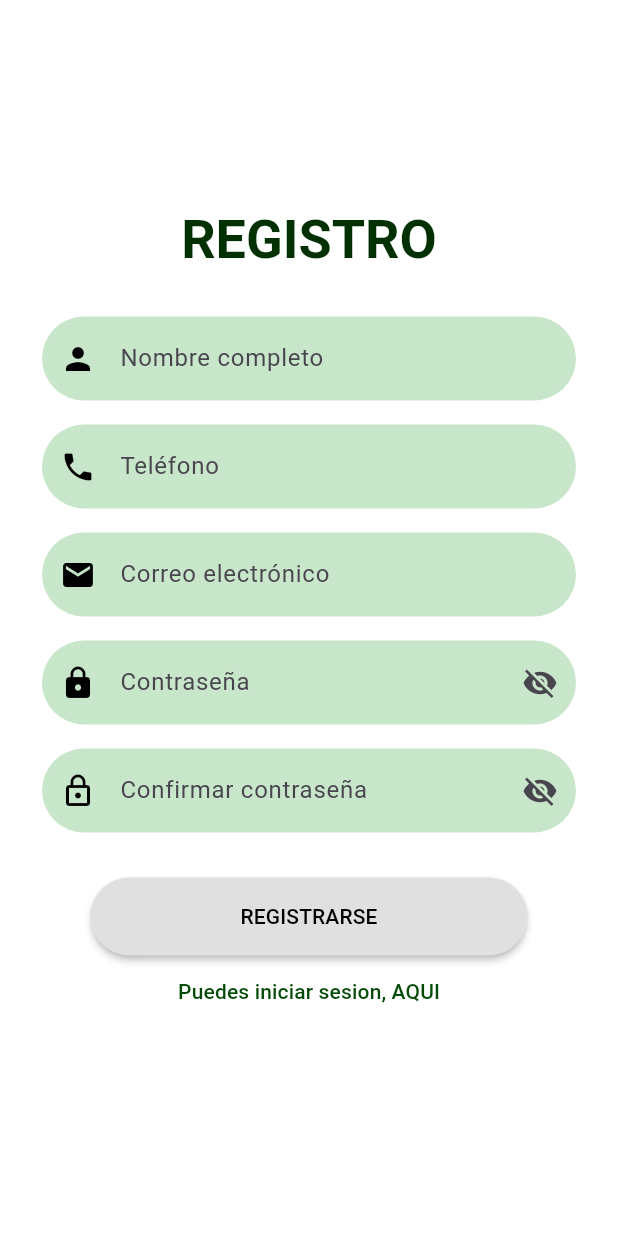
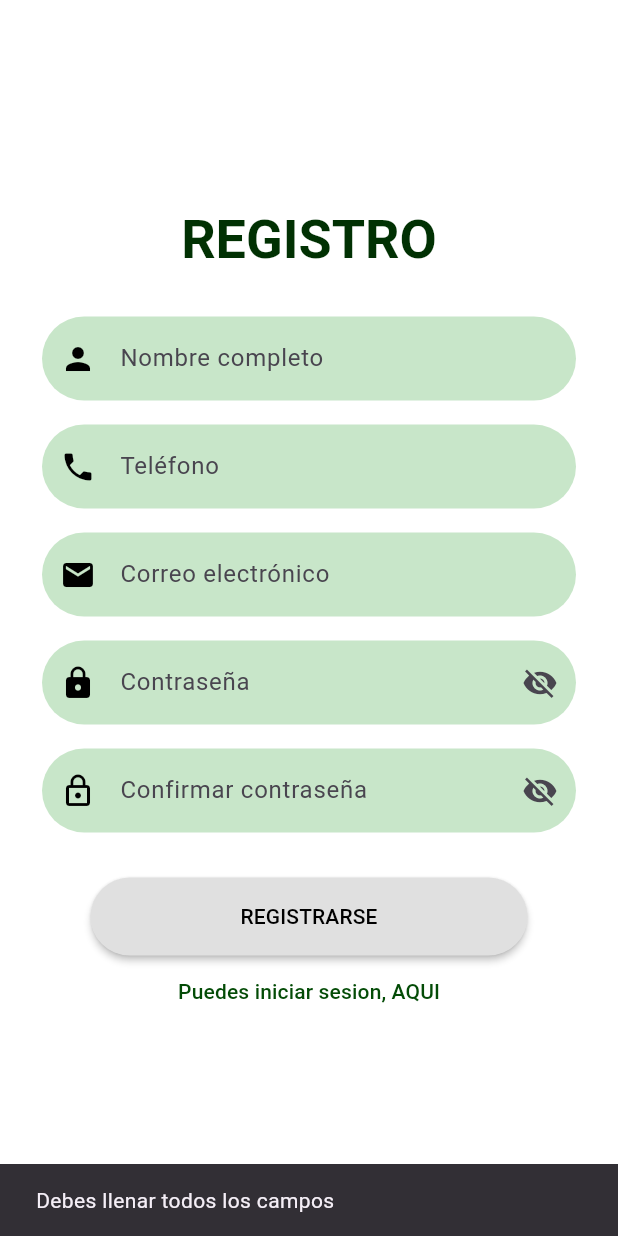
Before and after one commit to EduarVijil/Proyecto_IS513, a Flutter app: the RegistroPage screen opened by its route, after a tap on "REGISTRARSE", on a phone screen of 412 x 824 dp. Run offline on Flutter 3.47's test engine with Material 3 defaults, Android fonts, the phone set to English and light mode, and no system bars; our stand-ins replace go_router.

Commit message:
correccion de inicio y registro

```diff
--- a/lib/main.dart
+++ b/lib/main.dart
@@ -21,7 +21,7 @@ class MyApp extends StatelessWidget {
   @override
   Widget build(BuildContext context) {
     final router = GoRouter(
-      initialLocation: '/principal',
+      initialLocation: '/login',
       routes: [
         GoRoute(
           name: 'login',
--- a/lib/registro_page.dart
+++ b/lib/registro_page.dart
@@ -17,6 +17,51 @@ class _RegistroPageState extends State<RegistroPage> {
 
   bool _mostrarPassword = false;
   bool _mostrarConfirmacion = false;
+
+void _validarRegistro() {
+    final nombre = _nombreController.text.trim();
+    final telefono = _telefonoController.text.trim();
+    final correo = _correoController.text.trim();
+    final contrasena = _contrasenaController.text;
+    final confirmar = _confirmarController.text;
+
+    if (nombre.isEmpty ||
+        telefono.isEmpty ||
+        correo.isEmpty ||
+        contrasena.isEmpty ||
+        confirmar.isEmpty) {
+      _mostrarMensaje('Debes llenar todos los campos');
+      return;
+    }
+
+    if (!correo.contains('@')) {
+      _mostrarMensaje('El correo debe contener "@"');
+      return;
+    }
+
+    if (!RegExp(r'^\d{8}$').hasMatch(telefono)) {
+      _mostrarMensaje('El teléfono debe tener exactamente 8 dígitos numéricos');
+      return;
+    }
+
+    if (contrasena.length <= 6) {
+      _mostrarMensaje('La contraseña debe tener más de 6 caracteres');
+      return;
+    }
+
+    if (contrasena != confirmar) {
+      _mostrarMensaje('Las contraseñas no son iguales');
+      return;
+    }
+
+    _mostrarMensaje('Registro exitoso');
+  }
+
+  void _mostrarMensaje(String mensaje) {
+    ScaffoldMessenger.of(context).showSnackBar(
+      SnackBar(content: Text(mensaje)),
+    );
+  }
 
   @override
   Widget build(BuildContext context) {
@@ -99,9 +144,7 @@ class _RegistroPageState extends State<RegistroPage> {
               const SizedBox(height: 30),
 
               ElevatedButton(
-                onPressed: () {
-
-                },
+                onPressed: _validarRegistro,
                 style: ElevatedButton.styleFrom(
                   backgroundColor: Colors.grey.shade300,
                   padding: const EdgeInsets.symmetric(horizontal: 100, vertical: 16),
```
Also changed, not shown: lib/inicio_page.dart (+45 -2 lines).
